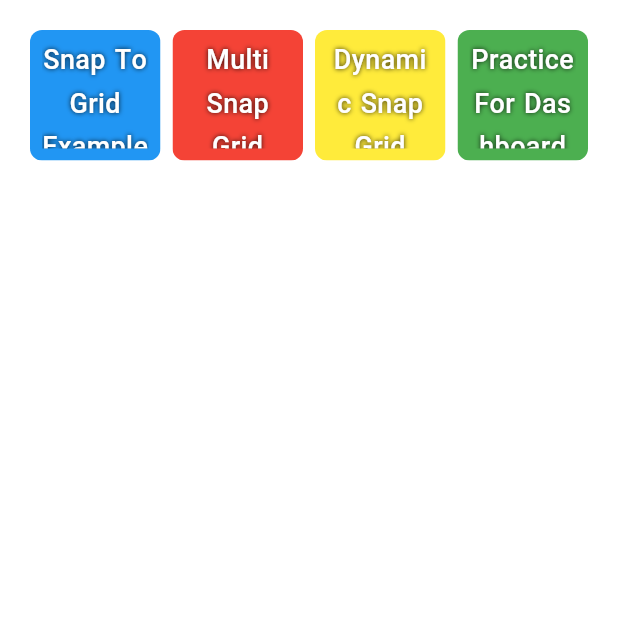
After one commit to shervin-h/practice, a Flutter app: the DashboardGenerator screen opened directly, on a phone screen of 412 x 824 dp, the top half of it. The commit adds this screen. Run offline on Flutter 3.47's test engine with Material 3 defaults, Android fonts, the phone set to English and light mode, and no system bars; our stand-ins replace bloc, flutter_bloc, google_maps_flutter; missing offline and left inert: curve_clipper, outline_pie_chart, progress_line, radial_progress.

Commit message:
wroking on dashboard page

```diff
--- /dev/null
+++ b/lib/practice_for_dashboard_generator/dashboard_generator.dart
@@ -0,0 +1,128 @@
+import 'package:flutter/material.dart';
+import 'package:practice/practice_for_dashboard_generator/dynamic_snap_grid_example.dart';
+import 'package:practice/practice_for_dashboard_generator/multi_snap_grid_example.dart';
+import 'package:practice/practice_for_dashboard_generator/practice_for_dashboard_generator.dart';
+import 'package:practice/practice_for_dashboard_generator/snap_to_grid_example.dart';
+
+class DashboardGenerator extends StatelessWidget {
+  const DashboardGenerator({super.key});
+
+  @override
+  Widget build(BuildContext context) {
+    return Scaffold(
+      backgroundColor: Colors.white,
+      body: SafeArea(
+        child: Padding(
+          padding: const EdgeInsets.all(20.0),
+          child: GridView(
+            gridDelegate: const SliverGridDelegateWithFixedCrossAxisCount(
+              crossAxisCount: 4,
+              crossAxisSpacing: 8,
+            ),
+            children: [
+              GridItem(
+                onTap: () {
+                  Navigator.of(context).push(
+                    MaterialPageRoute(
+                      builder: (context) {
+                        return const SnapToGridExample();
+                      },
+                    ),
+                  );
+                },
+                title: 'Snap To Grid Example',
+                color: Colors.blue,
+              ),
+              GridItem(
+                onTap: () {
+                  Navigator.of(context).push(
+                    MaterialPageRoute(
+                      builder: (context) {
+                        return const MultiSnapGridExample();
+                      },
+                    ),
+                  );
+                },
+                title: 'Multi Snap Grid Example',
+                color: Colors.red,
+              ),
+              GridItem(
+                onTap: () {
+                  Navigator.of(context).push(
+                    MaterialPageRoute(
+                      builder: (context) {
+                        return const DynamicSnapGridExample();
+                      },
+                    ),
+                  );
+                },
+                title: 'Dynamic Snap Grid Example',
+                color: Colors.yellow,
+              ),
+              GridItem(
+                onTap: () {
+                  Navigator.of(context).push(
+                    MaterialPageRoute(
+                      builder: (context) {
+                        return const PracticeForDashboardGenerator();
+                      },
+                    ),
+                  );
+                },
+                title: 'Practice For Dashboard Generator',
+                color: Colors.green,
+              ),
+            ],
+          ),
+        ),
+      ),
+    );
+  }
+}
+
+class GridItem extends StatelessWidget {
+  const GridItem({
+    required this.onTap,
+    required this.title,
+    required this.color,
+    super.key,
+  });
+
+  final void Function() onTap;
+  final String title;
+  final Color color;
+
+  @override
+  Widget build(BuildContext context) {
+    return ClipRRect(
+      borderRadius: BorderRadius.circular(8),
+      child: Material(
+        color: color,
+        child: InkWell(
+          onTap: onTap,
+          child: Container(
+            width: 100,
+            height: 100,
+            padding: const EdgeInsets.all(8),
+            alignment: Alignment.center,
+            decoration: BoxDecoration(
+              borderRadius: BorderRadius.circular(8),
+            ),
+            child: Text(
+              title,
+              textAlign: TextAlign.center,
+              style: const TextStyle(
+                fontSize: 20,
+                fontWeight: FontWeight.w700,
+                color: Colors.white,
+                shadows: [
+                  Shadow(color: Colors.black87, blurRadius: 4)
+                ],
+              ),
+            ),
+          ),
+        ),
+      ),
+    );
+  }
+}
--- a/pubspec.yaml
+++ b/pubspec.yaml
@@ -60,6 +60,7 @@ dependencies:
 #  toolbox:
 #    path: ../toolbox
 #  location: ^5.0.3
+  confetti: ^0.8.0
   radial_progress:
     path: ../radial_progress
   curve_clipper:
```
Also changed, not shown: lib/main.dart (+4 -24 lines), lib/practice_for_dashboard_generator/tt.dart (added, +151 -0 lines), lib/work_with_packages/work_with_packages.dart (deleted, +0 -92 lines), pubspec.lock.
